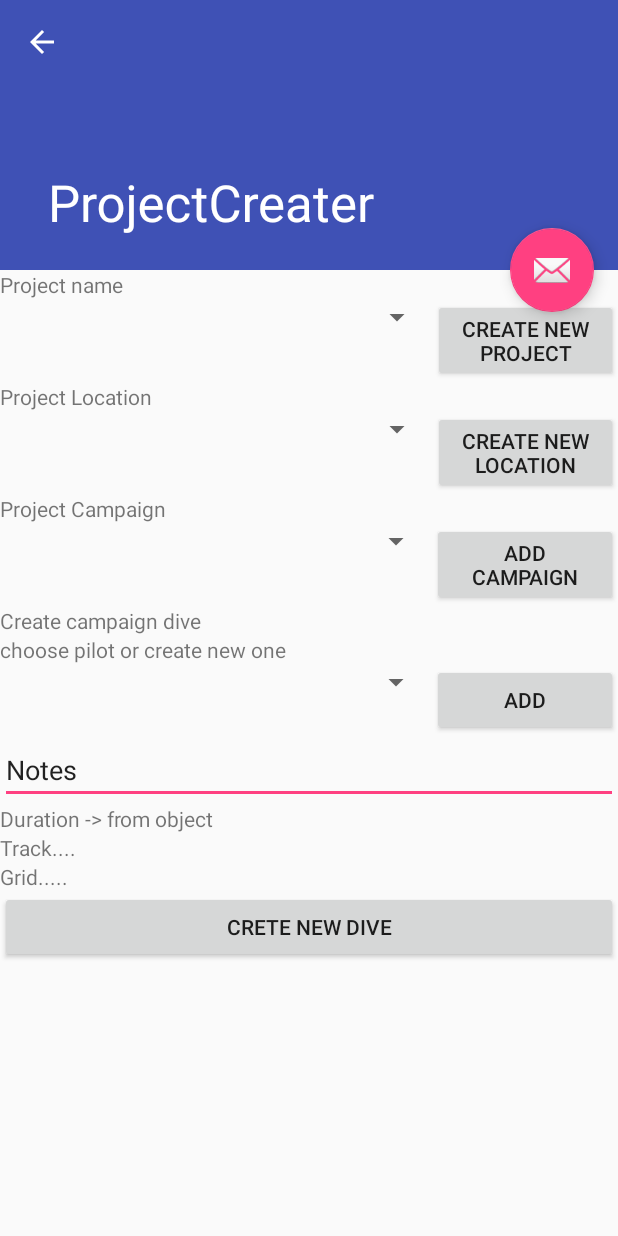
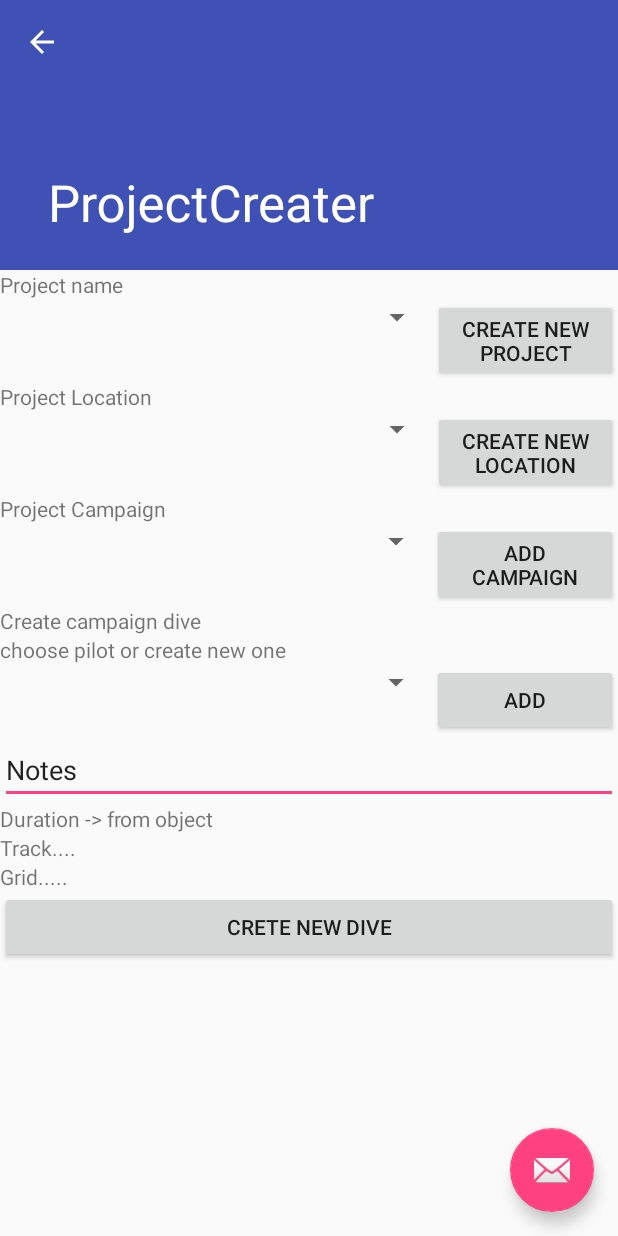
Before and after one commit to loudedtwist/RovTracker, an Android app: the ProjectCreater screen opened directly, with no data from a screen before it, on a phone screen of 412 x 824 dp. Run offline under Robolectric (Android 15) with nearby library versions, the phone set to English and light mode, and no system bars.

Commit message:
FloatingButton to saveButton at the bottom

```diff
--- a/app/src/main/res/layout/activity_project_creater.xml
+++ b/app/src/main/res/layout/activity_project_creater.xml
@@ -32,15 +32,17 @@
         </android.support.design.widget.CollapsingToolbarLayout>
     </android.support.design.widget.AppBarLayout>
 
-    <include layout="@layout/content_project_creater" />
+    <include layout="@layout/content_project_creater"
+        android:id="@+id/include" />
 
     <android.support.design.widget.FloatingActionButton
         android:id="@+id/fab"
         android:layout_width="wrap_content"
         android:layout_height="wrap_content"
         android:layout_margin="@dimen/fab_margin"
-        app:layout_anchor="@id/app_bar"
-        app:layout_anchorGravity="bottom|end"
-        app:srcCompat="@android:drawable/ic_dialog_email" />
+        android:layout_gravity="top|left"
+        app:srcCompat="@android:drawable/ic_dialog_email"
+        app:layout_anchor="@+id/include"
+        app:layout_anchorGravity="bottom|right" />
 
 </android.support.design.widget.CoordinatorLayout>
```
